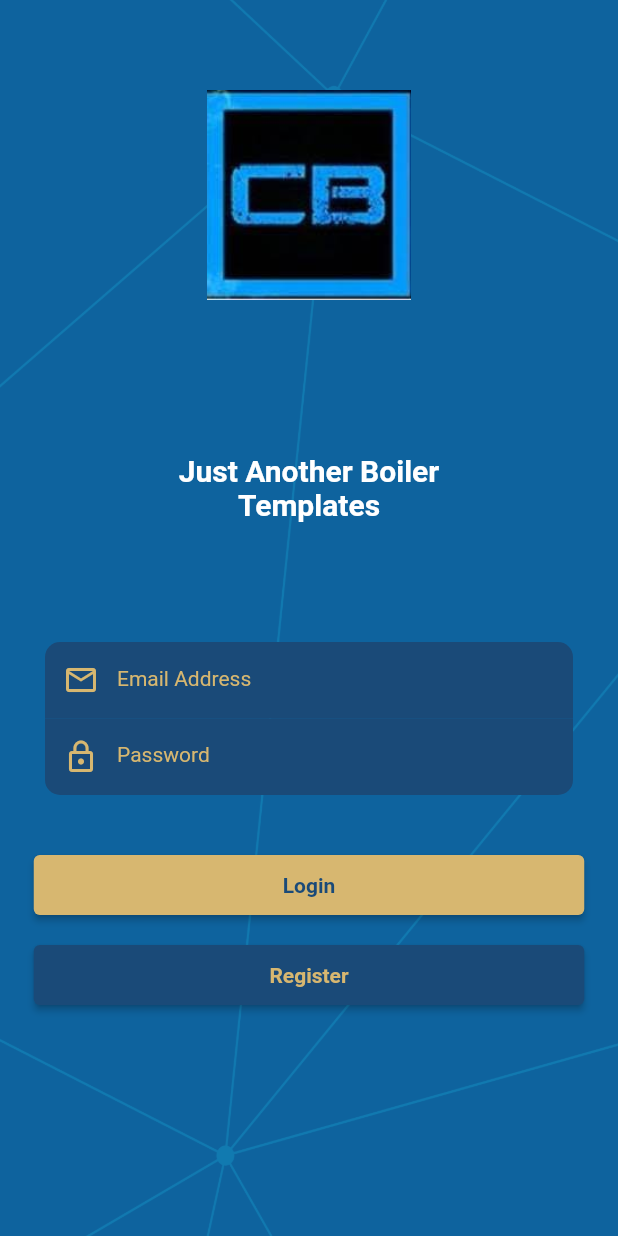
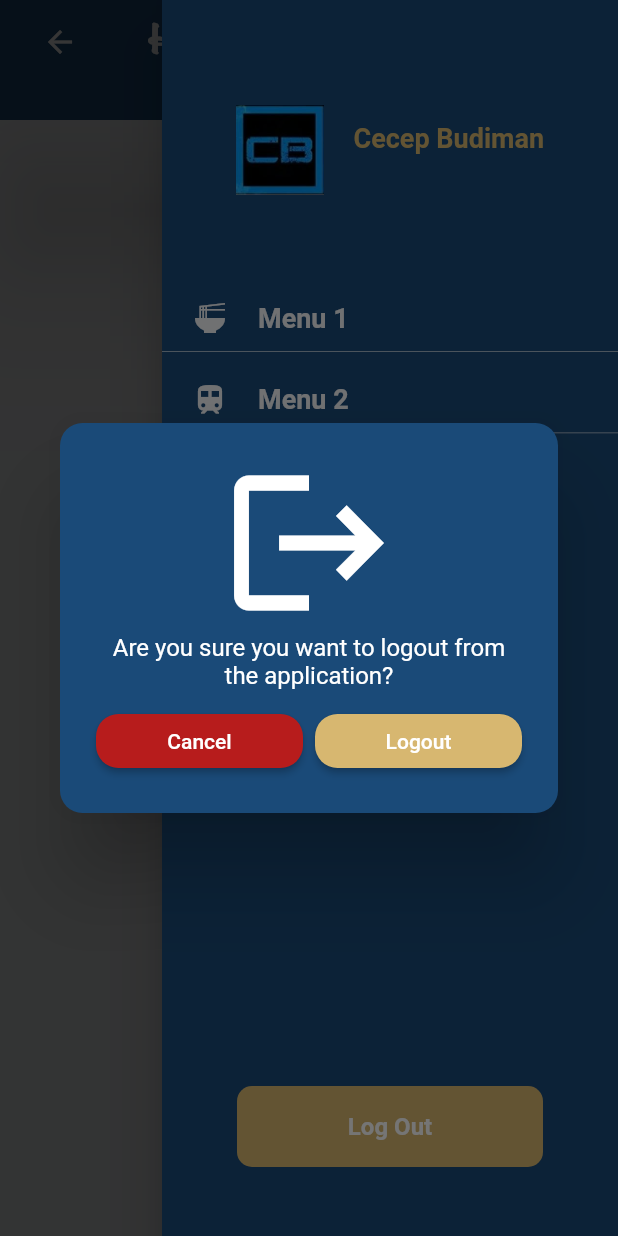
Before and after one commit to c3budiman/FlutterBoiler, a Flutter app: the BlankTemplate screen opened directly, in the side drawer, after a tap on "Log Out", on a phone screen of 412 x 824 dp. Run offline on Flutter 3.47's test engine with Material 2 defaults, Android fonts, the phone set to English and light mode, and no system bars; our stand-ins replace awesome_notifications, connectivity, dio, flutter_spinkit, get_it, pin_code_fields and 3 more; accounts and stored records are empty; network calls fail.

Commit message:
Add confirmation dialog

```diff
--- a/lib/pages/login/screen/login_screen.dart
+++ b/lib/pages/login/screen/login_screen.dart
@@ -56,7 +56,6 @@ class _LoginScreenState extends State<LoginScreen> {
     //     context: context,
     //     builder: (_) {
     //       return SuccessDialog(
-    //         title: "Sukses",
     //         message: response['info'],
     //       );
     //     },
@@ -74,7 +73,6 @@ class _LoginScreenState extends State<LoginScreen> {
     //     context: context,
     //     builder: (_) {
     //       return ErrorDialog(
-    //         title: "Error",
     //         message: response['info'],
     //       );
     //     },
--- a/lib/pages/register/screen/register_screen.dart
+++ b/lib/pages/register/screen/register_screen.dart
@@ -45,7 +45,6 @@ class _RegisterScreenState extends State<RegisterScreen> {
         context: context,
         builder: (_) {
           return SuccessDialog(
-            title: "Sukses",
             message: response['info'],
           );
         },
@@ -63,7 +62,6 @@ class _RegisterScreenState extends State<RegisterScreen> {
         context: context,
         builder: (_) {
           return ErrorDialog(
-            title: "Error",
             message: response['info'],
           );
         },
--- a/lib/utils/fetcher.dart
+++ b/lib/utils/fetcher.dart
@@ -37,7 +37,6 @@ class Fetcher {
             context: context,
             builder: (_) {
               return ErrorDialog(
-                title: "Failed get",
                 message: e.response!.data.toString(),
               );
             },
@@ -52,7 +51,6 @@ class Fetcher {
             context: context,
             builder: (_) {
               return ErrorDialog(
-                title: "Failed get",
                 message: e.message.toString(),
               );
             },
@@ -91,7 +89,6 @@ class Fetcher {
             context: context,
             builder: (_) {
               return ErrorDialog(
-                title: "Failed post",
                 message: e.response!.data.toString(),
               );
             },
@@ -106,7 +103,6 @@ class Fetcher {
             context: context,
             builder: (_) {
               return ErrorDialog(
-                title: "Failed post",
                 message: e.message.toString(),
               );
             },
--- /dev/null
+++ b/lib/widgets/dialogs/confirmation_dialog.dart
@@ -0,0 +1,82 @@
+import 'package:flutter/material.dart';
+import 'package:flutterboiler/configs/colors.dart';
+
+class ConfirmationDialog extends StatefulWidget {
+  final String message;
+
+  const ConfirmationDialog({required this.message});
+  @override
+  _ConfirmationDialogState createState() => _ConfirmationDialogState();
+}
+
+class _ConfirmationDialogState extends State<ConfirmationDialog> {
+  @override
+  Widget build(BuildContext context) {
+    return AlertDialog(
+      backgroundColor: Theme.of(context).colorScheme.blueOldTheme,
+      shape: RoundedRectangleBorder(
+          borderRadius: BorderRadius.all(Radius.circular(15.0))),
+      content: Container(
+        child: Column(
+          mainAxisSize: MainAxisSize.min,
+          children: [
+            Icon(
+              Icons.logout,
+              color: Colors.white,
+              size: 120,
+            ),
+            Text(
+              widget.message,
+              textAlign: TextAlign.center,
+              style: TextStyle(
+                color: Colors.white,
+              ),
+            ),
+            SizedBox(
+              height: 10,
+            ),
+            Row(
+              children: [
+                Expanded(
+                  // ignore: deprecated_member_use
+                  child: RaisedButton(
+                    shape: RoundedRectangleBorder(
+                        borderRadius: BorderRadius.circular(15.0)),
+                    onPressed: () async {
+                      ///Do something like set speed to shared preferences etc
+                      Navigator.pop(context, false);
+                    },
+                    color: Colors.red.shade900,
+                    child:
+                        Text('Cancel', style: TextStyle(color: Colors.white)),
+                  ),
+                ),
+                SizedBox(
+                  width: 8,
+                ),
+                Expanded(
+                  // ignore: deprecated_member_use
+                  child: RaisedButton(
+                    shape: RoundedRectangleBorder(
+                        borderRadius: BorderRadius.circular(15.0)),
+                    onPressed: () async {
+                      ///Do something like set speed to shared preferences etc
+                      Navigator.pop(context, true);
+                    },
+                    color: Theme.of(context).colorScheme.goldTheme,
+                    child: Text(
+                      'Logout',
+                      style: TextStyle(
+                        color: Colors.white,
+                      ),
+                    ),
+                  ),
+                ),
+              ],
+            ),
+          ],
+        ),
+      ),
+    );
+  }
+}
--- a/lib/widgets/drawer/drawer_primary.dart
+++ b/lib/widgets/drawer/drawer_primary.dart
@@ -4,6 +4,7 @@ import 'package:flutter/material.dart';
 import 'package:flutterboiler/configs/images.dart';
 import 'package:flutterboiler/utils/navigator_custom.dart';
 import 'package:flutterboiler/utils/print_utils.dart';
+import 'package:flutterboiler/widgets/dialogs/confirmation_dialog.dart';
 import 'package:flutterboiler/widgets/drawer/widgets/drawer_items.dart';
 
 class DrawerPrimary extends StatefulWidget {
@@ -113,8 +114,23 @@ class _DrawerPrimaryState extends State<DrawerPrimary> {
                   ),
                   child: InkWell(
                     onTap: () {
-                      Navigator.pop(context);
-                      doLogout();
+                      showDialog(
+                        barrierDismissible: false,
+                        context: context,
+                        builder: (_) {
+                          return ConfirmationDialog(
+                            message:
+                                "Are you sure you want to logout from the application?",
+                          );
+                        },
+                      ).then(
+                        (value) async {
+                          if (value) {
+                            Navigator.pop(context);
+                            doLogout();
+                          }
+                        },
+                      );
                     },
                     child: Align(
                       alignment: Alignment.center,
```
Also changed, not shown: lib/widgets/dialogs/error_dialog.dart (+7 -2 lines), lib/widgets/dialogs/success_dialog.dart (+9 -4 lines).
